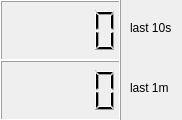
Qt form plover_wpm_meter/wpm_meter.ui (arxanas/plover_wpm_meter) before a commit.
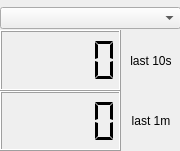
The same form after that commit.

The edit to the form file:
```diff
--- a/plover_wpm_meter/wpm_meter.ui
+++ b/plover_wpm_meter/wpm_meter.ui
@@ -6,8 +6,8 @@
    <rect>
     <x>0</x>
     <y>0</y>
-    <width>182</width>
-    <height>120</height>
+    <width>180</width>
+    <height>151</height>
    </rect>
   </property>
   <property name="windowTitle">
@@ -16,73 +16,78 @@
   <widget class="QWidget" name="centralWidget" native="true">
    <property name="geometry">
     <rect>
-     <x>30</x>
-     <y>0</y>
-     <width>100</width>
-     <height>30</height>
+     <x>0</x>
+     <y>30</y>
+     <width>181</width>
+     <height>121</height>
     </rect>
    </property>
+   <layout class="QGridLayout" name="wpm_meter" columnstretch="2,1" columnminimumwidth="0,0">
+    <item row="0" column="0">
+     <widget class="QLCDNumber" name="wpm1">
+      <property name="sizePolicy">
+       <sizepolicy hsizetype="Minimum" vsizetype="Minimum">
+        <horstretch>0</horstretch>
+        <verstretch>0</verstretch>
+       </sizepolicy>
+      </property>
+      <property name="segmentStyle">
+       <enum>QLCDNumber::Flat</enum>
+      </property>
+      <property name="value" stdset="0">
+       <double>0.000000000000000</double>
+      </property>
+     </widget>
+    </item>
+    <item row="0" column="1">
+     <widget class="QLabel" name="wpm1_label">
+      <property name="text">
+       <string>last 10s</string>
+      </property>
+      <property name="alignment">
+       <set>Qt::AlignCenter</set>
+      </property>
+     </widget>
+    </item>
+    <item row="1" column="0">
+     <widget class="QLCDNumber" name="wpm2">
+      <property name="segmentStyle">
+       <enum>QLCDNumber::Flat</enum>
+      </property>
+      <property name="value" stdset="0">
+       <double>0.000000000000000</double>
+      </property>
+     </widget>
+    </item>
+    <item row="1" column="1">
+     <widget class="QLabel" name="wpm2_label">
+      <property name="text">
+       <string>last 1m</string>
+      </property>
+      <property name="alignment">
+       <set>Qt::AlignCenter</set>
+      </property>
+     </widget>
+    </item>
+   </layout>
   </widget>
-  <widget class="QLCDNumber" name="wpm1">
+  <widget class="QWidget" name="layoutWidget">
    <property name="geometry">
     <rect>
      <x>0</x>
      <y>0</y>
-     <width>121</width>
-     <height>61</height>
+     <width>181</width>
+     <height>36</height>
     </rect>
    </property>
-   <property name="segmentStyle">
-    <enum>QLCDNumber::Filled</enum>
-   </property>
-   <property name="value" stdset="0">
-    <double>0.000000000000000</double>
-   </property>
-  </widget>
-  <widget class="QLCDNumber" name="wpm2">
-   <property name="geometry">
-    <rect>
-     <x>0</x>
-     <y>60</y>
-     <width>121</width>
-     <height>61</height>
-    </rect>
-   </property>
-   <property name="segmentStyle">
-    <enum>QLCDNumber::Filled</enum>
-   </property>
-   <property name="value" stdset="0">
-    <double>0.000000000000000</double>
-   </property>
-  </widget>
-  <widget class="QLabel" name="label">
-   <property name="geometry">
-    <rect>
-     <x>130</x>
-     <y>20</y>
-     <width>51</width>
-     <height>16</height>
-    </rect>
-   </property>
-   <property name="text">
-    <string>last 10s</string>
-   </property>
-  </widget>
-  <widget class="QLabel" name="label_2">
-   <property name="geometry">
-    <rect>
-     <x>130</x>
-     <y>80</y>
-     <width>51</width>
-     <height>16</height>
-    </rect>
-   </property>
-   <property name="text">
-    <string>last 1m</string>
-   </property>
+   <layout class="QGridLayout" name="wpm_controls" columnstretch="0">
+    <item row="0" column="0">
+     <widget class="QComboBox" name="wpm_method"/>
+    </item>
+   </layout>
   </widget>
  </widget>
- <layoutdefault spacing="6" margin="11"/>
+ <layoutdefault spacing="0" margin="0"/>
  <resources/>
  <connections/>
 </ui>
```
Left out of the diff: 2 changed lines with no effect on the pictures.
